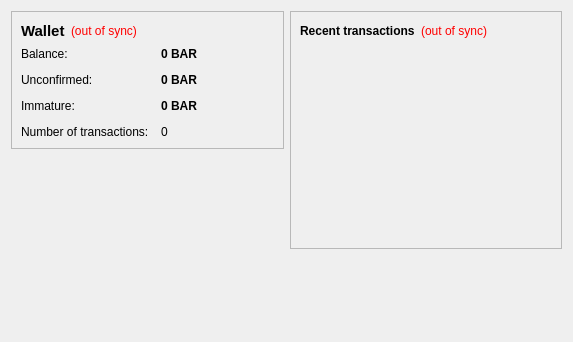
Above: src/qt/forms/overviewpage.ui from zvcoin/zvcoin before the change. Below: the same form after it.
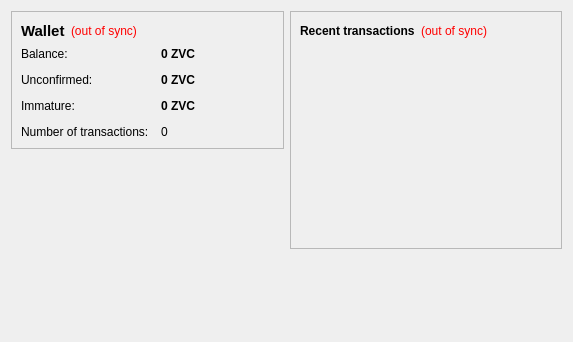
That is the form after the change.

Patch:
```diff
--- a/src/qt/forms/overviewpage.ui
+++ b/src/qt/forms/overviewpage.ui
@@ -105,7 +105,7 @@
              <string>Your current balance</string>
             </property>
             <property name="text">
-             <string notr="true">0 BAR</string>
+             <string notr="true">0 ZVC</string>
             </property>
             <property name="textInteractionFlags">
              <set>Qt::LinksAccessibleByMouse|Qt::TextSelectableByKeyboard|Qt::TextSelectableByMouse</set>
@@ -134,7 +134,7 @@
              <string>Total of transactions that have yet to be confirmed, and do not yet count toward the current balance</string>
             </property>
             <property name="text">
-             <string notr="true">0 BAR</string>
+             <string notr="true">0 ZVC</string>
             </property>
             <property name="textInteractionFlags">
              <set>Qt::LinksAccessibleByMouse|Qt::TextSelectableByKeyboard|Qt::TextSelectableByMouse</set>
@@ -177,7 +177,7 @@
              <string>Mined balance that has not yet matured</string>
             </property>
             <property name="text">
-             <string notr="true">0 BAR</string>
+             <string notr="true">0 ZVC</string>
             </property>
             <property name="textInteractionFlags">
              <set>Qt::LinksAccessibleByMouse|Qt::TextSelectableByKeyboard|Qt::TextSelectableByMouse</set>
```
Left out of the diff: 4 changed lines with no effect on the pictures.
